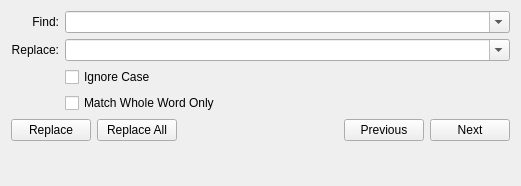
The window that mcbuilder/trunk/layouts/findreplace.ui (makingthings/makecontroller) describes before a commit, drawn with Qt 5.
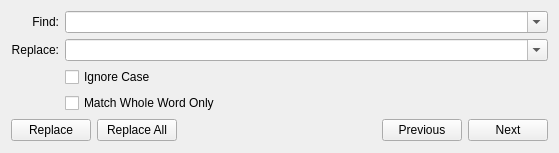
The same window after the commit.

Commit message: - switch usbconsole to plaintext widget

```diff
--- a/mcbuilder/trunk/layouts/findreplace.ui
+++ b/mcbuilder/trunk/layouts/findreplace.ui
@@ -5,8 +5,8 @@
    <rect>
     <x>0</x>
     <y>0</y>
-    <width>521</width>
-    <height>186</height>
+    <width>559</width>
+    <height>153</height>
    </rect>
   </property>
   <property name="windowTitle" >
```
Left out of the diff: 4 changed lines with no effect on the pictures. The commit also changes 1 other file.
